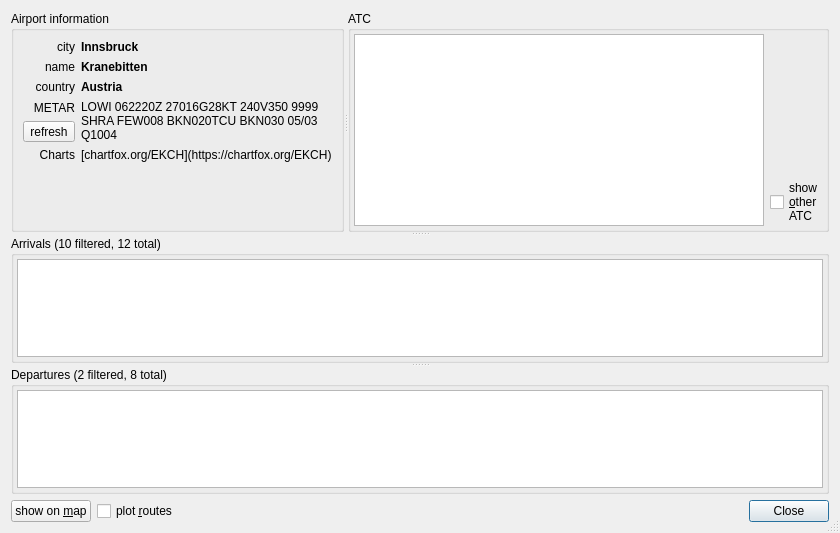
This is src/dialogs/AirportDetails.ui in qutescoop/qutescoop as Qt 5 draws it before an edit. The edited form follows.
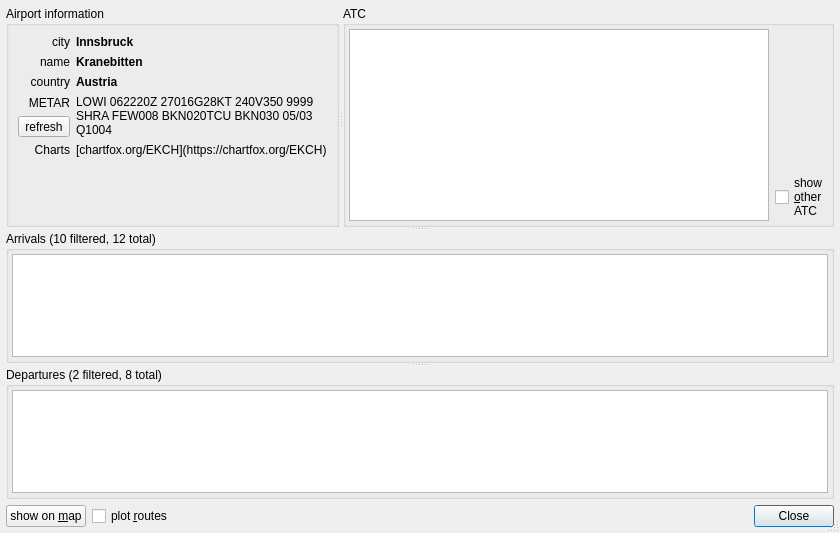
This is the edited form. Icons and pictures are not drawn.

Commit message: [TASK] various minor changes to layout and dialogs

```diff
--- a/src/dialogs/AirportDetails.ui
+++ b/src/dialogs/AirportDetails.ui
@@ -21,6 +21,18 @@
    <bool>true</bool>
   </property>
   <layout class="QVBoxLayout" name="verticalLayout_2">
+   <property name="leftMargin">
+    <number>6</number>
+   </property>
+   <property name="topMargin">
+    <number>6</number>
+   </property>
+   <property name="rightMargin">
+    <number>6</number>
+   </property>
+   <property name="bottomMargin">
+    <number>6</number>
+   </property>
    <item>
     <widget class="QSplitter" name="splitter_2">
      <property name="orientation">
```
The commit also changes 5 other files.
